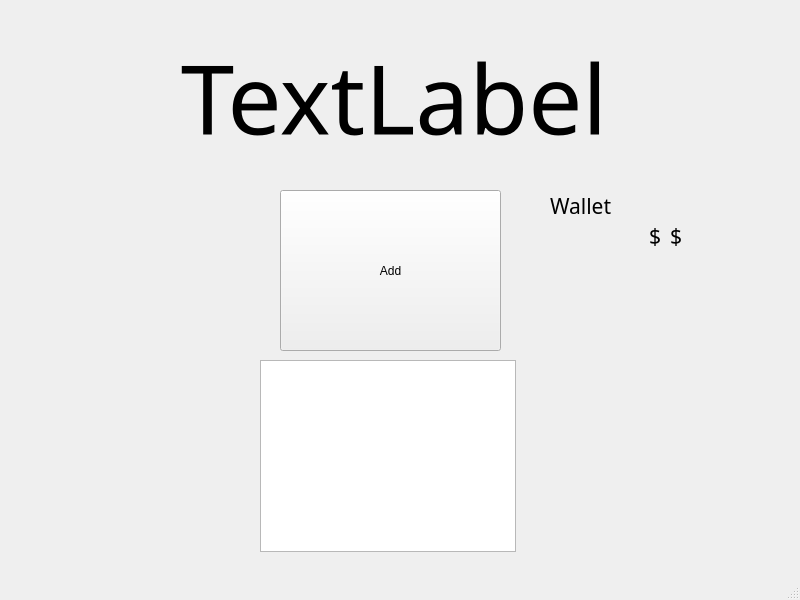
First picture: the form in mainwindow.ui, repository alexagneray/InterfaceComptage, before the edit.
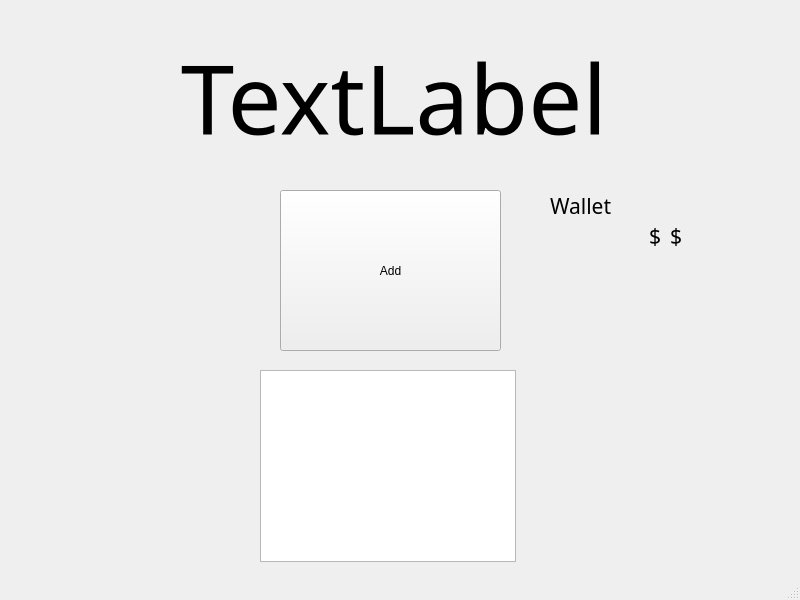
Second picture: the form after the edit.

Commit message: Add UI for generator manager + AddGenerator function

```diff
--- a/mainwindow.ui
+++ b/mainwindow.ui
@@ -55,16 +55,6 @@
      <set>Qt::AlignmentFlag::AlignCenter</set>
     </property>
    </widget>
-   <widget class="QListView" name="listView">
-    <property name="geometry">
-     <rect>
-      <x>260</x>
-      <y>360</y>
-      <width>256</width>
-      <height>192</height>
-     </rect>
-    </property>
-   </widget>
    <widget class="QLabel" name="label">
     <property name="geometry">
      <rect>
@@ -125,6 +115,16 @@
      <set>Qt::AlignmentFlag::AlignRight|Qt::AlignmentFlag::AlignTrailing|Qt::AlignmentFlag::AlignVCenter</set>
     </property>
    </widget>
+   <widget class="QListWidget" name="m_lstGenerators">
+    <property name="geometry">
+     <rect>
+      <x>260</x>
+      <y>370</y>
+      <width>256</width>
+      <height>192</height>
+     </rect>
+    </property>
+   </widget>
   </widget>
   <widget class="QMenuBar" name="menubar">
    <property name="geometry">
```
The commit also changes 6 other files.
